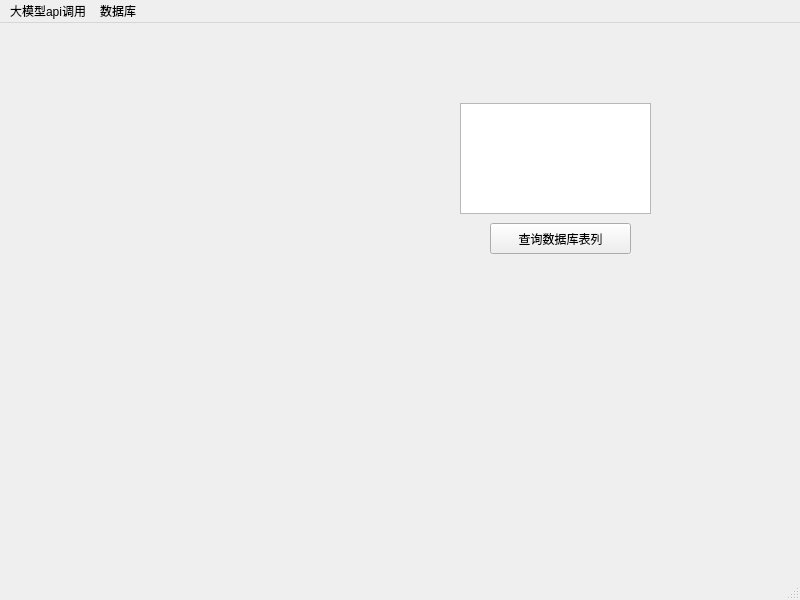
First picture: the form in mainwindow.ui, repository kishizi/LLM-log-management-system, before the edit.
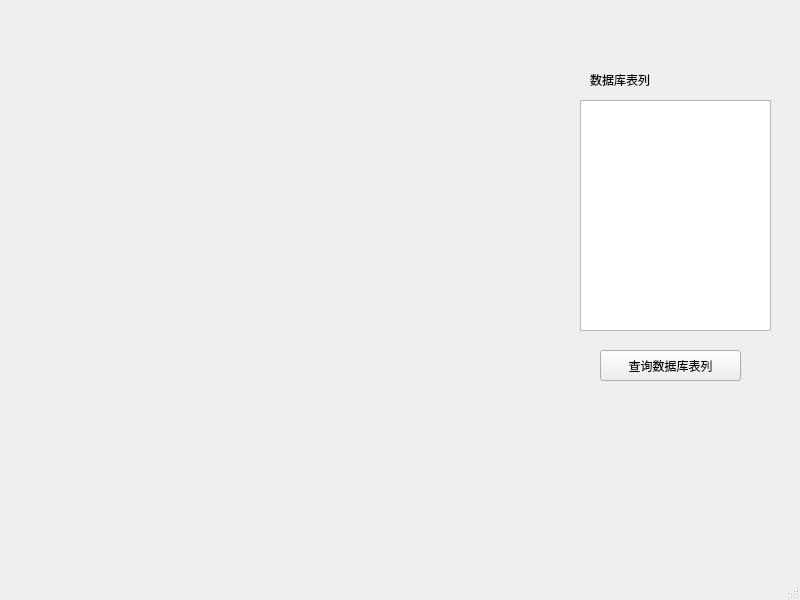
Second picture: the form after the edit. The open tabs and pages were chosen to show the change. Custom widgets are drawn as their Qt base class.

The edit to the form file:
```diff
--- a/mainwindow.ui
+++ b/mainwindow.ui
@@ -18,7 +18,7 @@
     <property name="geometry">
      <rect>
       <x>0</x>
-      <y>30</y>
+      <y>40</y>
       <width>800</width>
       <height>531</height>
      </rect>
@@ -65,9 +65,9 @@
      <widget class="DataBase" name="TbList" native="true">
       <property name="geometry">
        <rect>
-        <x>50</x>
-        <y>50</y>
-        <width>511</width>
+        <x>110</x>
+        <y>40</y>
+        <width>441</width>
         <height>341</height>
        </rect>
       </property>
@@ -75,8 +75,8 @@
      <widget class="QPushButton" name="TbListBt">
       <property name="geometry">
        <rect>
-        <x>490</x>
-        <y>170</y>
+        <x>600</x>
+        <y>310</y>
         <width>141</width>
         <height>31</height>
        </rect>
@@ -88,10 +88,47 @@
      <widget class="QListWidget" name="listWidget">
       <property name="geometry">
        <rect>
-        <x>460</x>
-        <y>50</y>
+        <x>580</x>
+        <y>60</y>
         <width>191</width>
-        <height>111</height>
+        <height>231</height>
+       </rect>
+      </property>
+     </widget>
+     <widget class="QLabel" name="label">
+      <property name="geometry">
+       <rect>
+        <x>590</x>
+        <y>30</y>
+        <width>91</width>
+        <height>19</height>
+       </rect>
+      </property>
+      <property name="text">
+       <string>数据库表列</string>
+      </property>
+     </widget>
+    </widget>
+    <widget class="QWidget" name="page_3">
+     <widget class="LogReport" name="logreport_widget" native="true">
+      <property name="geometry">
+       <rect>
+        <x>10</x>
+        <y>30</y>
+        <width>681</width>
+        <height>371</height>
+       </rect>
+      </property>
+     </widget>
+    </widget>
+    <widget class="QWidget" name="page_4">
+     <widget class="Login" name="login_widget" native="true">
+      <property name="geometry">
+       <rect>
+        <x>50</x>
+        <y>40</y>
+        <width>701</width>
+        <height>441</height>
        </rect>
       </property>
      </widget>
@@ -107,18 +144,6 @@
      <height>25</height>
     </rect>
    </property>
-   <widget class="QMenu" name="menu_api">
-    <property name="title">
-     <string>大模型api调用</string>
-    </property>
-   </widget>
-   <widget class="QMenu" name="menu_db">
-    <property name="title">
-     <string>数据库</string>
-    </property>
-   </widget>
-   <addaction name="menu_api"/>
-   <addaction name="menu_db"/>
   </widget>
   <widget class="QStatusBar" name="statusbar"/>
   <action name="action">
@@ -159,6 +184,18 @@
    <header>database.h</header>
    <container>1</container>
   </customwidget>
+  <customwidget>
+   <class>LogReport</class>
+   <extends>QWidget</extends>
+   <header>logreport.h</header>
+   <container>1</container>
+  </customwidget>
+  <customwidget>
+   <class>Login</class>
+   <extends>QWidget</extends>
+   <header location="global">login.h</header>
+   <container>1</container>
+  </customwidget>
  </customwidgets>
  <resources/>
  <connections/>
```
Left out of the diff: 2 changed lines with no effect on the pictures.
